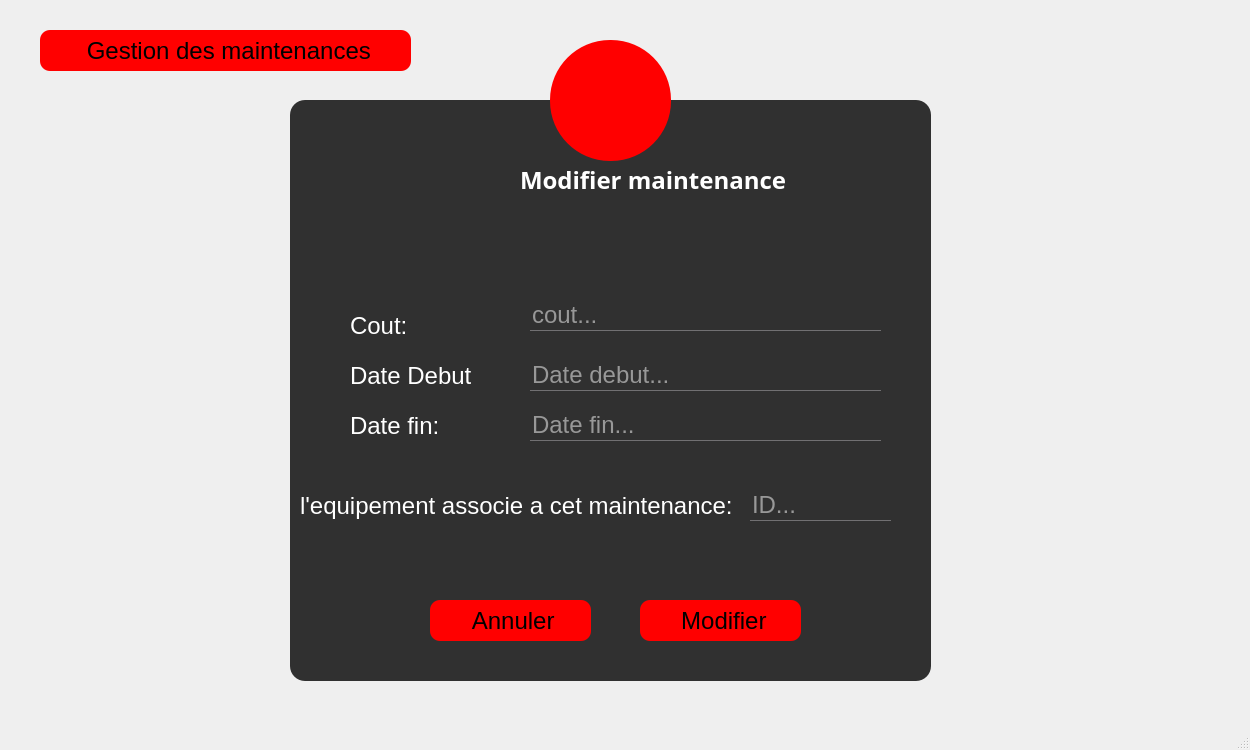
The window that gestionequipement.ui (nefissaKhiari/Smart_Plolice_Station) describes before a commit, drawn with Qt 5.
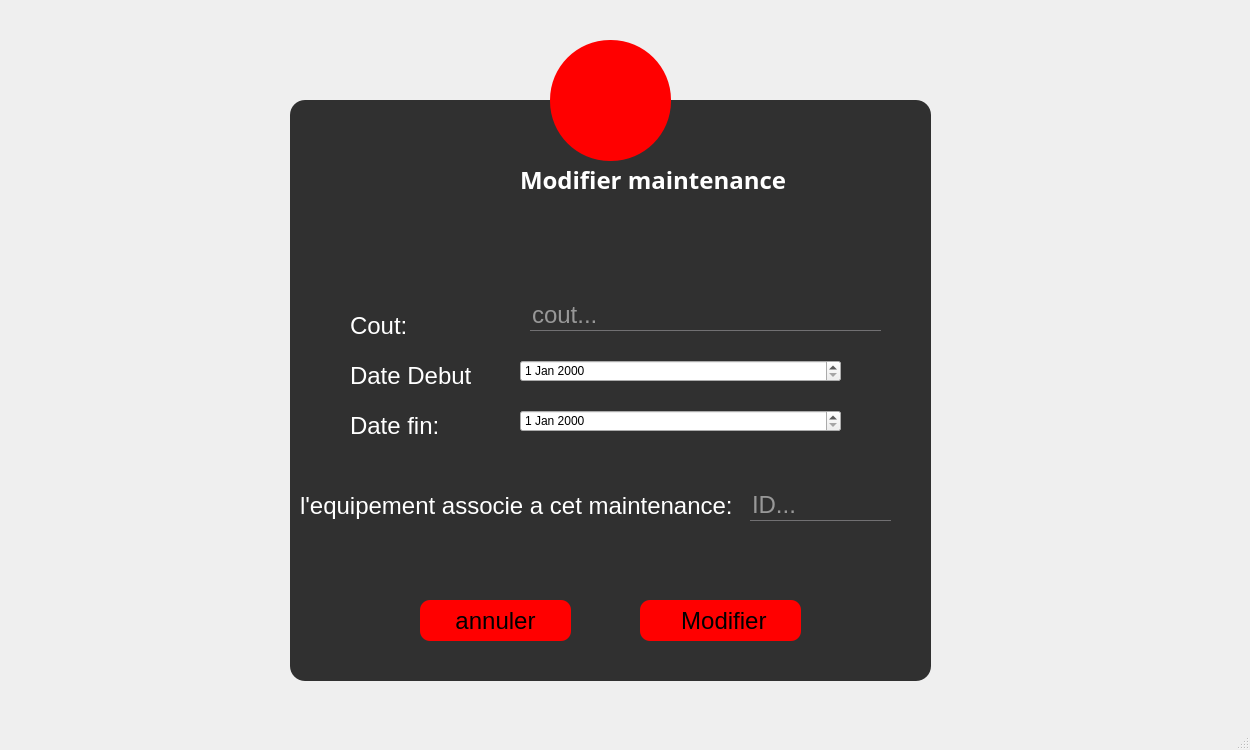
The same window after the commit. The open tabs and pages were chosen to show the change. Icons and pictures are not drawn.

```diff
--- a/gestionequipement.ui
+++ b/gestionequipement.ui
@@ -2192,19 +2192,6 @@
         <string>Cout:</string>
        </property>
       </widget>
-      <widget class="QLineEdit" name="LE_MDateDebut">
-       <property name="geometry">
-        <rect>
-         <x>240</x>
-         <y>260</y>
-         <width>351</width>
-         <height>31</height>
-        </rect>
-       </property>
-       <property name="placeholderText">
-        <string>Date debut...</string>
-       </property>
-      </widget>
       <widget class="QLineEdit" name="LE_MCout">
        <property name="geometry">
         <rect>
@@ -2244,32 +2231,6 @@
         </size>
        </property>
       </widget>
-      <widget class="QPushButton" name="B_MAnnulerMaintenance">
-       <property name="geometry">
-        <rect>
-         <x>140</x>
-         <y>500</y>
-         <width>161</width>
-         <height>41</height>
-        </rect>
-       </property>
-       <property name="cursor">
-        <cursorShape>PointingHandCursor</cursorShape>
-       </property>
-       <property name="text">
-        <string> Annuler</string>
-       </property>
-       <property name="icon">
-        <iconset resource="ressource.qrc">
-         <normaloff>:/ressource/image/close.png</normaloff>:/ressource/image/close.png</iconset>
-       </property>
-       <property name="iconSize">
-        <size>
-         <width>16</width>
-         <height>16</height>
-        </size>
-       </property>
-      </widget>
       <widget class="QToolButton" name="toolButton_11">
        <property name="geometry">
         <rect>
@@ -2312,19 +2273,6 @@
         <string>Date Debut:</string>
        </property>
       </widget>
-      <widget class="QLineEdit" name="LE_MDatefin">
-       <property name="geometry">
-        <rect>
-         <x>240</x>
-         <y>310</y>
-         <width>351</width>
-         <height>31</height>
-        </rect>
-       </property>
-       <property name="placeholderText">
-        <string>Date fin...</string>
-       </property>
-      </widget>
       <widget class="QLabel" name="L_ACinIntAffaire">
        <property name="geometry">
         <rect>
@@ -2357,6 +2305,46 @@
         <string>ID...</string>
        </property>
       </widget>
+      <widget class="QPushButton" name="B_BackToGestionmaintenance_6">
+       <property name="geometry">
+        <rect>
+         <x>130</x>
+         <y>500</y>
+         <width>151</width>
+         <height>41</height>
+        </rect>
+       </property>
+       <property name="cursor">
+        <cursorShape>PointingHandCursor</cursorShape>
+       </property>
+       <property name="text">
+        <string>annuler</string>
+       </property>
+       <property name="icon">
+        <iconset resource="ressource.qrc">
+         <normaloff>:/ressource/image/back-arrow.png</normaloff>:/ressource/image/back-arrow.png</iconset>
+       </property>
+      </widget>
+      <widget class="QDateEdit" name="dateEditDebut">
+       <property name="geometry">
+        <rect>
+         <x>230</x>
+         <y>260</y>
+         <width>321</width>
+         <height>22</height>
+        </rect>
+       </property>
+      </widget>
+      <widget class="QDateEdit" name="dateEdit_2Fin">
+       <property name="geometry">
+        <rect>
+         <x>230</x>
+         <y>310</y>
+         <width>321</width>
+         <height>22</height>
+        </rect>
+       </property>
+      </widget>
      </widget>
      <widget class="QToolButton" name="toolButton_10">
       <property name="geometry">
@@ -2384,26 +2372,6 @@
        </size>
       </property>
      </widget>
-     <widget class="QPushButton" name="B_BackToGestionmaintenance_6">
-      <property name="geometry">
-       <rect>
-        <x>40</x>
-        <y>30</y>
-        <width>371</width>
-        <height>41</height>
-       </rect>
-      </property>
-      <property name="cursor">
-       <cursorShape>PointingHandCursor</cursorShape>
-      </property>
-      <property name="text">
-       <string> Gestion des maintenances</string>
-      </property>
-      <property name="icon">
-       <iconset resource="ressource.qrc">
-        <normaloff>:/ressource/image/back-arrow.png</normaloff>:/ressource/image/back-arrow.png</iconset>
-      </property>
-     </widget>
     </widget>
    </widget>
   </widget>
```
Left out of the diff: 256 changed lines with no effect on the pictures.
